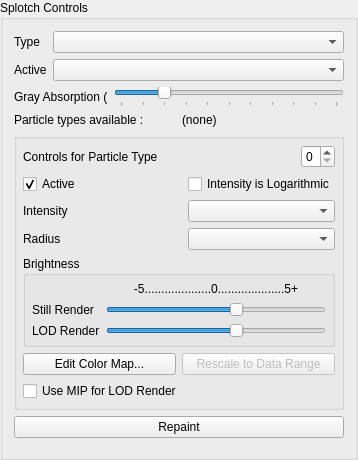
First picture: the form in paraview/pqSplotchDisplayPanelDecorator.ui, repository biddisco/splotch, before the edit.
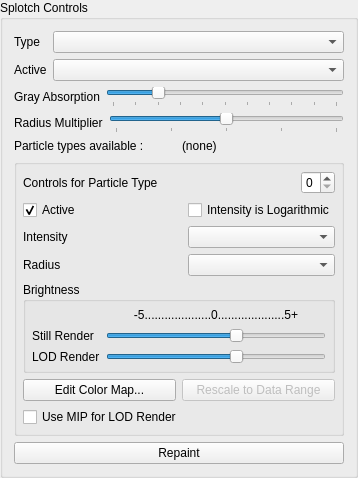
Second picture: the form after the edit.

Commit message: Add Radius Multiplier

Diff of the .ui file:
```diff
--- a/paraview/pqSplotchDisplayPanelDecorator.ui
+++ b/paraview/pqSplotchDisplayPanelDecorator.ui
@@ -7,7 +7,7 @@
     <x>0</x>
     <y>0</y>
     <width>313</width>
-    <height>460</height>
+    <height>466</height>
    </rect>
   </property>
   <property name="windowTitle">
@@ -44,7 +44,7 @@
      </property>
     </widget>
    </item>
-   <item row="4" column="0" colspan="2">
+   <item row="5" column="0" colspan="2">
     <widget class="QGroupBox" name="groupBox">
      <property name="title">
       <string/>
@@ -279,7 +279,7 @@
      </layout>
     </widget>
    </item>
-   <item row="6" column="0" colspan="2">
+   <item row="7" column="0" colspan="2">
     <widget class="QPushButton" name="RepaintButton">
      <property name="sizePolicy">
       <sizepolicy hsizetype="Preferred" vsizetype="Fixed">
@@ -292,7 +292,7 @@
      </property>
     </widget>
    </item>
-   <item row="7" column="0" colspan="2">
+   <item row="8" column="0" colspan="2">
     <spacer name="verticalSpacer">
      <property name="orientation">
       <enum>Qt::Vertical</enum>
@@ -305,7 +305,7 @@
      </property>
     </spacer>
    </item>
-   <item row="3" column="0" colspan="2">
+   <item row="4" column="0" colspan="2">
     <layout class="QHBoxLayout" name="horizontalLayout_4">
      <item>
       <widget class="QLabel" name="label_5">
@@ -328,7 +328,7 @@
      <item>
       <widget class="QLabel" name="label_4">
        <property name="text">
-        <string>Gray Absorption (</string>
+        <string>Gray Absorption</string>
        </property>
       </widget>
      </item>
@@ -356,6 +356,39 @@
      </item>
     </layout>
    </item>
+   <item row="3" column="0" colspan="2">
+    <layout class="QHBoxLayout" name="horizontalLayout_5">
+     <item>
+      <widget class="QLabel" name="label_7">
+       <property name="text">
+        <string>Radius Multiplier</string>
+       </property>
+      </widget>
+     </item>
+     <item>
+      <widget class="QSlider" name="RadiusMultiplier">
+       <property name="minimum">
+        <number>-100</number>
+       </property>
+       <property name="maximum">
+        <number>100</number>
+       </property>
+       <property name="pageStep">
+        <number>50</number>
+       </property>
+       <property name="value">
+        <number>0</number>
+       </property>
+       <property name="orientation">
+        <enum>Qt::Horizontal</enum>
+       </property>
+       <property name="tickPosition">
+        <enum>QSlider::TicksBelow</enum>
+       </property>
+      </widget>
+     </item>
+    </layout>
+   </item>
   </layout>
  </widget>
  <resources/>
```
The commit also changes 6 other files.
